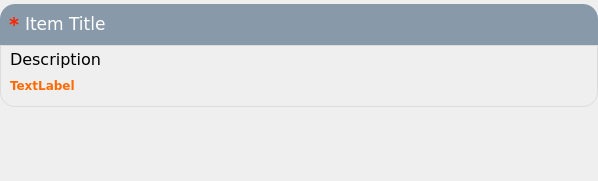
Above: resources/form_item.ui from lesca-research/piccel before the change. Below: the same form after it.
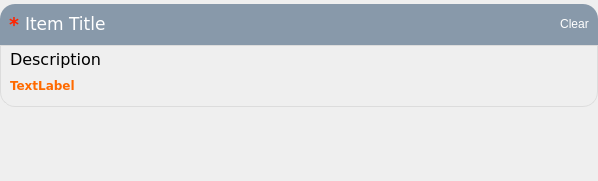
That is the form after the change.

Commit message: Add common clear button for all form inputs. Validate variable init value in form edition. Fix date and datetime input UI to support None value (triggered by clear button).

The edit to the form file:
```diff
--- a/resources/form_item.ui
+++ b/resources/form_item.ui
@@ -146,6 +146,16 @@
            </property>
           </widget>
          </item>
+         <item>
+          <widget class="QPushButton" name="button_clear">
+           <property name="text">
+            <string>Clear</string>
+           </property>
+           <property name="flat">
+            <bool>false</bool>
+           </property>
+          </widget>
+         </item>
         </layout>
        </widget>
       </item>
```
The commit also changes 2 other files.
